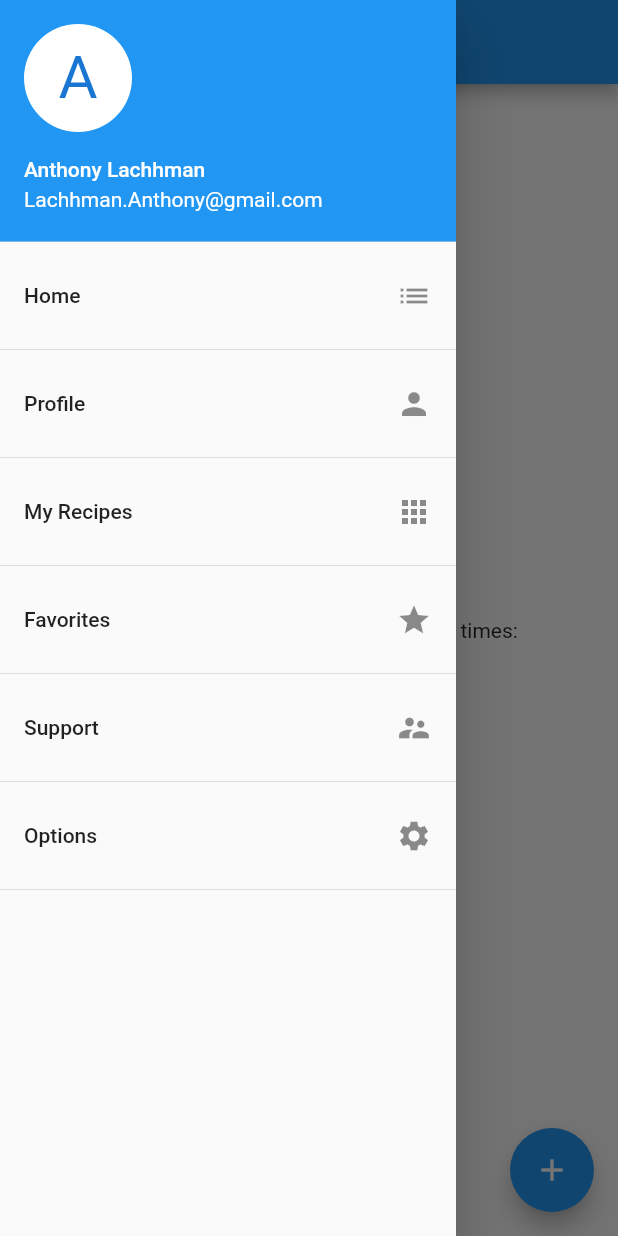
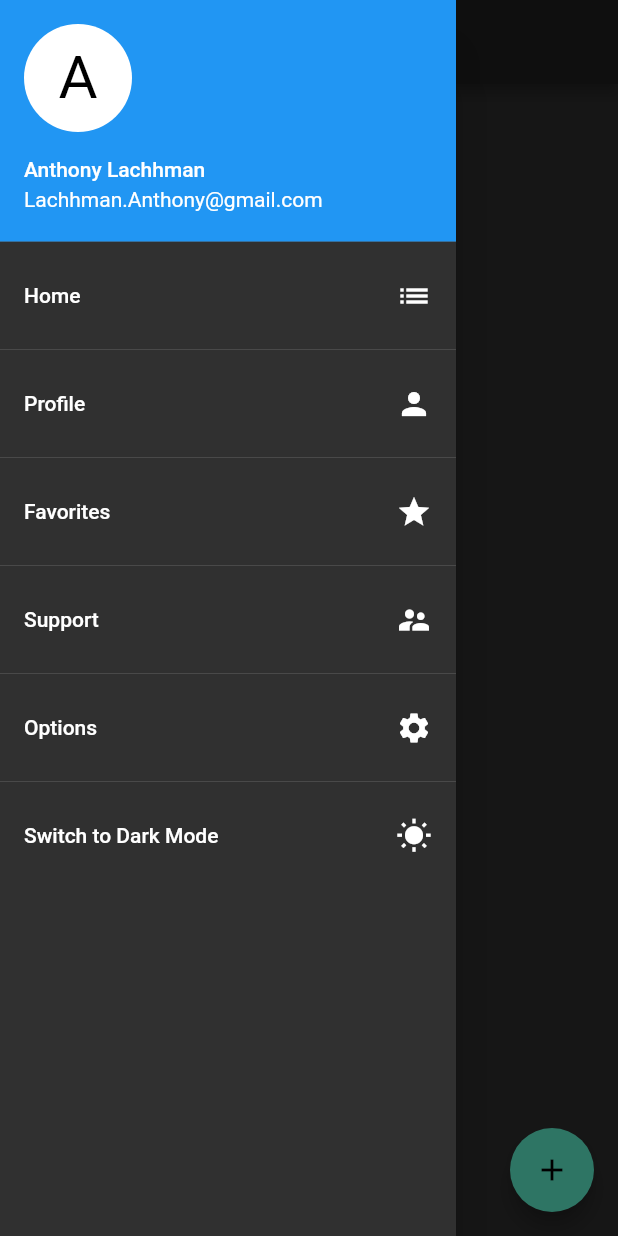
Before and after one commit to alachhman/Recipe_Finder, a Flutter app: the screen it shows after launch, with the side drawer open, on a phone screen of 412 x 824 dp. Run offline on Flutter 3.47's test engine with Material 2 defaults, Android fonts, the phone set to English and light mode, and no system bars; our stand-ins replace dynamic_theme, shared_preferences.

Commit message:
UI Improvements

```diff
--- a/lib/RecipeInput.dart
+++ b/lib/RecipeInput.dart
@@ -1,5 +1,6 @@
 import 'package:dynamic_theme/dynamic_theme.dart';
 import 'package:flutter/material.dart';
+import 'Results.dart';
 import 'SideBar.dart';
 class RecipeInput extends StatefulWidget {
   RecipeInput({Key key, this.title}) : super(key: key);
@@ -19,8 +20,13 @@ class _RecipeInputState extends State<RecipeInput> {
   }
 
   void _incrementCounter() {
-    DynamicTheme.of(context).setBrightness(Theme.of(context).brightness == Brightness.dark? Brightness.light: Brightness.dark);
     setState(() {
+      _counter++;
+    });
+  }
+  void changeBrightness(BuildContext context) {
+    setState(() {
+      DynamicTheme.of(context).setBrightness(Theme.of(context).brightness == Brightness.dark? Brightness.light: Brightness.dark);
       _counter++;
     });
   }
@@ -37,18 +43,15 @@ class _RecipeInputState extends State<RecipeInput> {
         child: Column(
           mainAxisAlignment: MainAxisAlignment.center,
           children: <Widget>[
-            Text(
-              'You have pushed the button this many times:',
-            ),
-            Text(
-              '$_counter',
-              style: Theme.of(context).textTheme.display1,
-            ),
+
           ],
         ),
       ),
       floatingActionButton: FloatingActionButton(
-        onPressed: _incrementCounter,
+        //onPressed: _incrementCounter,
+        onPressed: ((){
+          //changeBrightness(context);
+        }),
         tooltip: 'Increment',
         child: Icon(Icons.add),
       ), // This trailing comma makes auto-formatting nicer for build methods.
--- a/lib/SideBar.dart
+++ b/lib/SideBar.dart
@@ -1,21 +1,47 @@
-import 'package:dynamic_theme/dynamic_theme.dart';
 import 'package:flutter/material.dart';
 import 'RecipeInput.dart';
-import 'main.dart';
-class SideBar extends StatelessWidget{
+import 'package:dynamic_theme/dynamic_theme.dart';
+import 'UserPage.dart';
+
+class SideBar extends StatefulWidget {
+  @override
+  SideBarState createState() => SideBarState();
+}
+
+class SideBarState extends State<SideBar> {
+  String buttonText = "Switch to Dark Mode";
+  Icon icon = Icon(Icons.wb_sunny);/*Icon(Icons.brightness_3);*/
+  @override
+  void initState() {
+    super.initState();/*
+    if(Theme.of(context).brightness == Brightness.dark){
+      buttonText = "Switch to Light Mode";
+      icon = Icon(Icons.wb_sunny);
+    }else{
+      buttonText = "Switch to Dark Mode";
+      icon = Icon(Icons.brightness_3);
+    }*/
+  }
   @override
   Widget build(BuildContext context) {
+    String username = "Anthony Lachhman";
+    String initial = username.substring(0, 1);
+    String email = "Lachhman.Anthony@gmail.com";
+    bool Default = false;
+
     return Column(
       children: <Widget>[
         UserAccountsDrawerHeader(
-          accountName: Text("Anthony Lachhman"),
-          accountEmail: Text("Lachhman.Anthony@gmail.com"),
+          accountName: Text(username),
+          accountEmail: Text(email),
           currentAccountPicture: CircleAvatar(
-            backgroundColor: Theme.of(context).platform == TargetPlatform.iOS
+            backgroundColor: Theme
+                .of(context)
+                .platform == TargetPlatform.iOS
                 ? Colors.blue
                 : Colors.white,
             child: Text(
-              "A",
+              initial,
               style: TextStyle(fontSize: 40.0),
             ),
           ),
@@ -25,26 +51,22 @@ class SideBar extends StatelessWidget{
             title: Text("Home"),
             trailing: Icon(Icons.list),
           ),
-          onTap: (){
-            Navigator.of(context).pop();
+          onTap: () {
+            Navigator.of(context).dispose();
             Navigator.of(context).push(MaterialPageRoute(
-                builder: (BuildContext context) => RecipeInput(title: "Ingredient Input")));
+                builder: (BuildContext context) =>
+                    RecipeInput(title: "Ingredient Input")));
           },
         ),
         Divider(),
         ListTile(
           title: Text("Profile"),
           trailing: Icon(Icons.person),
-          onTap: (){
-            DynamicTheme.of(context).setBrightness(Brightness.light);
-          },
-        ),
-        Divider(),
-        ListTile(
-          title: Text("My Recipes"),
-          trailing: Icon(Icons.apps),
-          onTap: (){
-            DynamicTheme.of(context).setBrightness(Brightness.dark);
+          onTap: () {
+            Navigator.of(context).dispose();
+            Navigator.of(context).push(MaterialPageRoute(
+                builder: (BuildContext context) =>
+                    UserPage(title: "Profile")));
           },
         ),
         Divider(),
@@ -63,10 +85,29 @@ class SideBar extends StatelessWidget{
           trailing: Icon(Icons.settings),
         ),
         Divider(),
+        ListTile(
+          title: Text(buttonText),
+          trailing: icon,
+          onTap: (){
+            changeBrightness(context);
+            setState(() {
+              if(Theme.of(context).brightness != Brightness.dark){
+                buttonText = "Switch to Light Mode";
+                icon = Icon(Icons.wb_sunny);
+              }else{
+                buttonText = "Switch to Dark Mode";
+                icon = Icon(Icons.brightness_3);
+              }
+            });
+          },
+        ),
       ],
     );
   }
+
   void changeBrightness(BuildContext context) {
-    DynamicTheme.of(context).setBrightness(Theme.of(context).brightness == Brightness.dark? Brightness.light: Brightness.dark);
+    DynamicTheme.of(context).setBrightness(Theme
+        .of(context)
+        .brightness == Brightness.dark ? Brightness.light : Brightness.dark);
   }
 }
--- a/lib/main.dart
+++ b/lib/main.dart
@@ -10,16 +10,16 @@ class RecipeFinder extends StatelessWidget {
   @override
   Widget build(BuildContext context) {
     return new DynamicTheme(
-        defaultBrightness: Brightness.light,
-        data: (brightness) =>
-        new ThemeData(
+        defaultBrightness: Brightness.dark,
+        data: (brightness) => new ThemeData(
           primarySwatch: Colors.blue,
           brightness: brightness,
         ),
         themedWidgetBuilder: (context, theme) {
           return MaterialApp(
             title: 'Recipe Finder',
-            home: RecipeInput(title: 'Ingredient Input'),
+            home: new RecipeInput(title: 'Ingredient Input',),
+            theme: theme,
             debugShowCheckedModeBanner: false,
           );
         }
```
Also changed, not shown: lib/Results.dart (added, +36 -0 lines), lib/UserPage.dart (added, +31 -0 lines).
